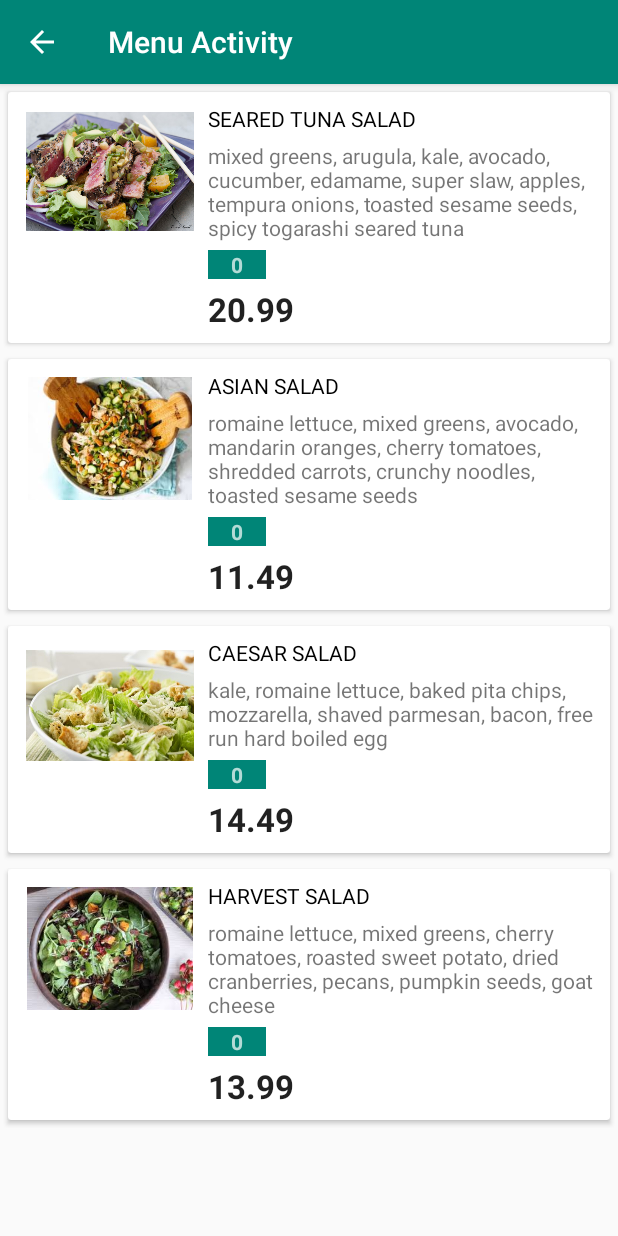
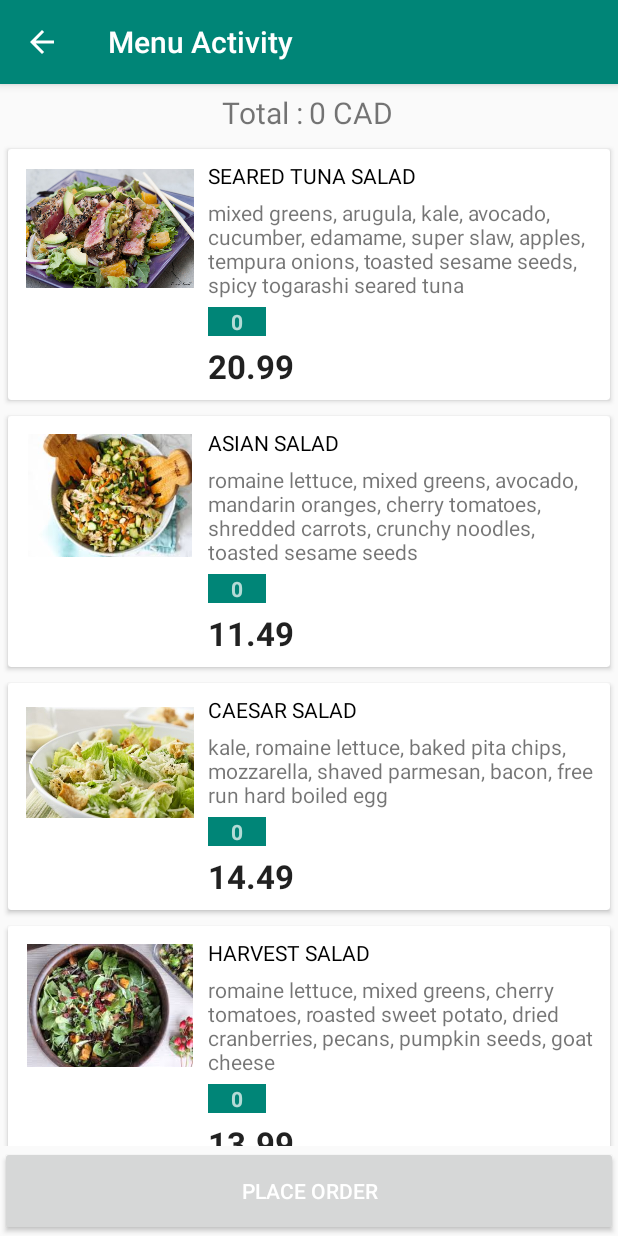
Before and after one commit to neeluchawla/ChawlaShop, an Android app: the MenuActivity screen opened directly, with no data from a screen before it, on a phone screen of 412 x 824 dp. Run offline under Robolectric (Android 15) with nearby library versions, the phone set to English and light mode, and no system bars.

Commit message:
Added Total and place order option

```diff
--- a/app/src/main/res/layout/activity_menu.xml
+++ b/app/src/main/res/layout/activity_menu.xml
@@ -7,10 +7,49 @@
     tools:context=".MenuActivity">
 
 
+    <LinearLayout
+        android:id="@+id/layout_total"
+        android:layout_height="wrap_content"
+        android:layout_width="match_parent"
+        android:padding="5dp"
+        android:weightSum="2">
+        <TextView android:gravity="end"
+            android:layout_height="wrap_content"
+            android:layout_weight="1"
+            android:layout_width="match_parent"
+            android:text="Total : "
+            android:textSize="20dp">
+        </TextView>
 
+        <TextView
+            android:id="@+id/tv_total"
+            android:layout_height="wrap_content"
+            android:layout_weight="1"
+            android:layout_width="match_parent"
+            android:text="0 CAD"
+            android:textSize="20dp">
+        </TextView>
+    </LinearLayout>
 
     <androidx.recyclerview.widget.RecyclerView
         android:id="@+id/recyclerView"
+        android:layout_above="@+id/btn_placeorder"
+        android:layout_below="@+id/layout_total"
         android:layout_width="match_parent"
         android:layout_height="match_parent" />
+
+
+
+    <Button
+        android:id="@+id/btn_placeorder"
+        android:layout_gravity="center"
+        android:layout_alignParentBottom="true"
+        android:layout_height="60dp"
+        android:layout_width="match_parent"
+        android:onClick="insertOrder"
+        android:text="Place Order"
+        android:textColor="@android:color/white"
+        android:theme="@style/AppTheme">
+
+    </Button>
 </RelativeLayout>
```
